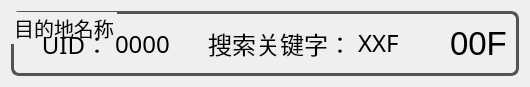
Azureusbin/Destination-Maker, file ItemWidget.ui: the form before one commit.
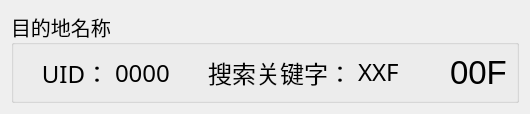
The form after the commit.

The edit to the form file:
```diff
--- a/ItemWidget.ui
+++ b/ItemWidget.ui
@@ -7,7 +7,7 @@
     <x>0</x>
     <y>0</y>
     <width>530</width>
-    <height>87</height>
+    <height>103</height>
    </rect>
   </property>
   <property name="maximumSize">
@@ -20,11 +20,7 @@
    <string>Form</string>
   </property>
   <property name="styleSheet">
-   <string notr="true">QGroupBox 
-{
-	border: 3px solid rgb(83, 83, 83);
-	border-radius: 8px;
-}</string>
+   <string notr="true"/>
   </property>
   <layout class="QGridLayout" name="gridLayout">
    <item row="0" column="0">
```
